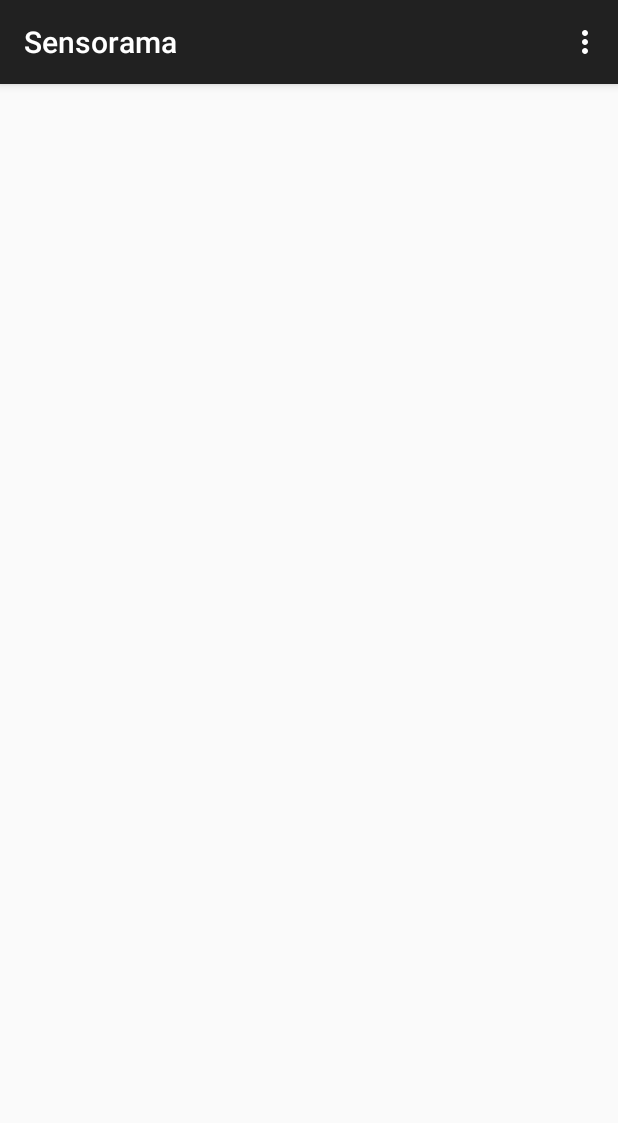
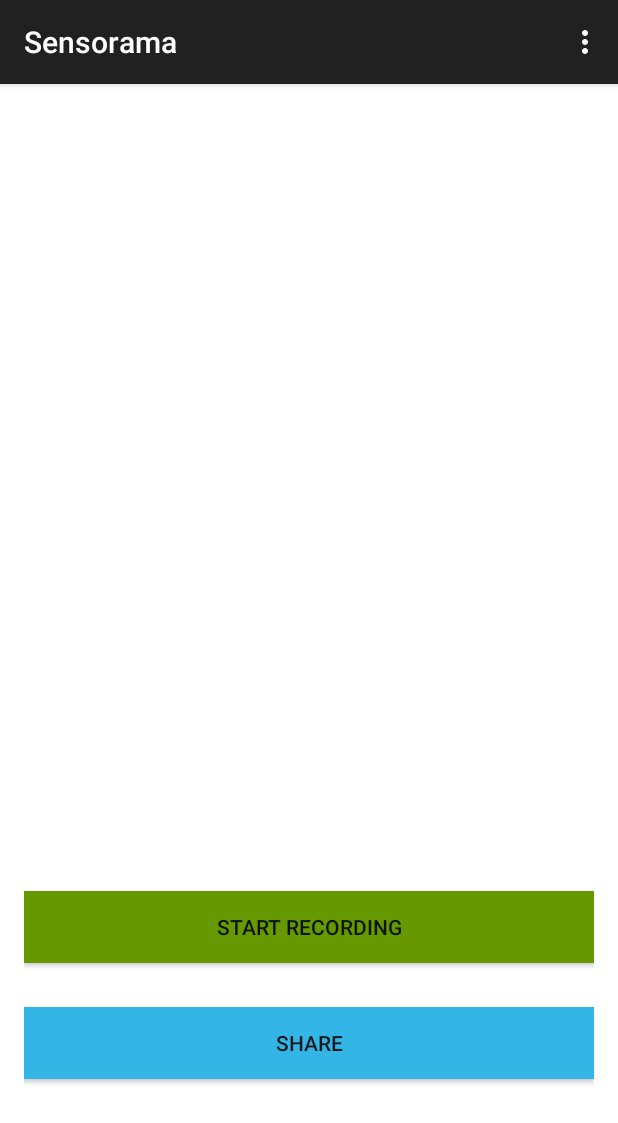
Before and after one commit to wkoszek/sensorama, an Android app: the screen it shows after launch (MainActivity), on a phone screen of 412 x 824 dp. Shown: the top 1123 px of the screen. Run offline under Robolectric (Android 15) with nearby library versions, the phone set to English and light mode, and no system bars.

Commit message:
Add 2 buttons and 2 methods to the mix.

```diff
--- a/app/android/Sensorama/app/src/main/java/com/barvoy/sensorama/MainActivity.java
+++ b/app/android/Sensorama/app/src/main/java/com/barvoy/sensorama/MainActivity.java
@@ -4,6 +4,7 @@ import android.support.v7.app.ActionBarActivity;
 import android.os.Bundle;
 import android.view.Menu;
 import android.view.MenuItem;
+import android.view.View;
 
 
 public class MainActivity extends ActionBarActivity {
@@ -36,4 +37,14 @@ public class MainActivity extends ActionBarActivity {
 
         return super.onOptionsItemSelected(item);
     }
+
+    public void recordingStartEnd(View view) {
+        // Do something in response to button
+        System.out.println("recordingStartEnd");
+    }
+
+    public void recordingShare(View view) {
+        // Do something in response to button
+        System.out.println("recordingShare");
+    }
 }
--- a/app/android/Sensorama/app/src/main/res/layout/activity_main.xml
+++ b/app/android/Sensorama/app/src/main/res/layout/activity_main.xml
@@ -3,6 +3,35 @@
     android:layout_height="match_parent" android:paddingLeft="@dimen/activity_horizontal_margin"
     android:paddingRight="@dimen/activity_horizontal_margin"
     android:paddingTop="@dimen/activity_vertical_margin"
-    android:paddingBottom="@dimen/activity_vertical_margin" tools:context=".MainActivity">
+    android:paddingBottom="@dimen/activity_vertical_margin" tools:context=".MainActivity"
+    android:background="@android:color/background_light">
+
+    <Button
+        android:layout_width="wrap_content"
+        android:layout_height="wrap_content"
+        android:text="Start recording"
+        android:id="@+id/button"
+        android:layout_alignParentBottom="true"
+        android:layout_alignParentRight="true"
+        android:layout_alignParentEnd="true"
+        android:layout_marginBottom="166dp"
+        android:layout_alignParentLeft="true"
+        android:layout_alignParentStart="true"
+        android:background="@android:color/holo_green_dark"
+	android:onClick="recordingStartEnd" />
+
+    <Button
+        android:layout_width="wrap_content"
+        android:layout_height="wrap_content"
+        android:text="Share"
+        android:id="@+id/button2"
+        android:layout_alignTop="@+id/button"
+        android:layout_marginTop="77dp"
+        android:layout_alignParentLeft="true"
+        android:layout_alignParentStart="true"
+        android:layout_alignRight="@+id/button"
+        android:layout_alignEnd="@+id/button"
+        android:background="@android:color/holo_blue_light"
+	android:onClick="recordingShare" />
 
 </RelativeLayout>
```
